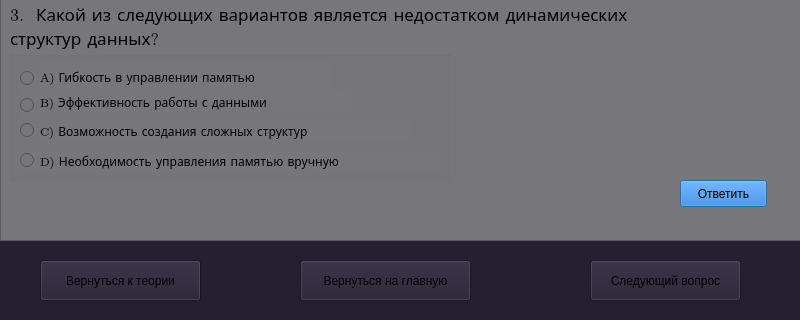
Before: the Qt Designer form kursovaya/client/zadania3.ui in Mixassss/kursovaya_nstu, drawn with Qt 5; both pictures show x 0 to 800 and y 430 to 750 of the 800 by 750 pixel window.
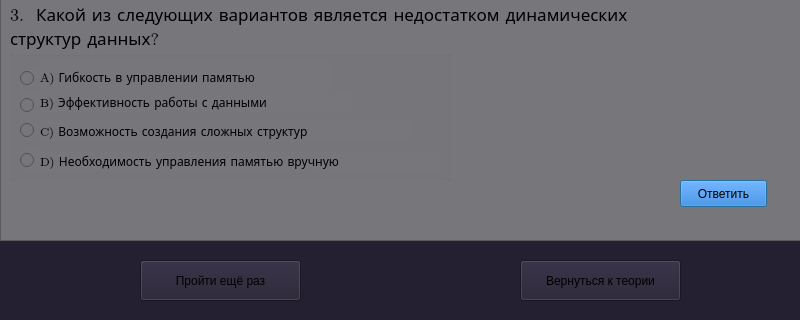
After: the same form once the commit is applied.

The edit to the form file:
```diff
--- a/kursovaya/client/zadania3.ui
+++ b/kursovaya/client/zadania3.ui
@@ -657,7 +657,7 @@
   <widget class="QPushButton" name="pushButton_2">
    <property name="geometry">
     <rect>
-     <x>40</x>
+     <x>140</x>
      <y>690</y>
      <width>161</width>
      <height>41</height>
@@ -667,36 +667,10 @@
     <string>Пройти ещё раз</string>
    </property>
   </widget>
-  <widget class="QPushButton" name="pushButton">
-   <property name="geometry">
-    <rect>
-     <x>300</x>
-     <y>690</y>
-     <width>171</width>
-     <height>41</height>
-    </rect>
-   </property>
-   <property name="text">
-    <string>Вернуться на главную</string>
-   </property>
-  </widget>
-  <widget class="QPushButton" name="pushButton_5">
-   <property name="geometry">
-    <rect>
-     <x>590</x>
-     <y>690</y>
-     <width>151</width>
-     <height>41</height>
-    </rect>
-   </property>
-   <property name="text">
-    <string>Следующий вопрос</string>
-   </property>
-  </widget>
   <widget class="QPushButton" name="pushButton_3">
    <property name="geometry">
     <rect>
-     <x>40</x>
+     <x>520</x>
      <y>690</y>
      <width>161</width>
      <height>41</height>
```
